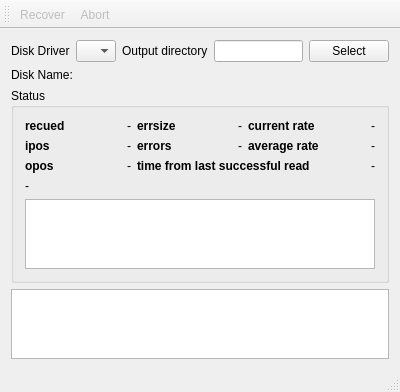
Before: the Qt Designer form mainwindow.ui in xandroalmeida/DiskRescue, drawn with Qt 5.
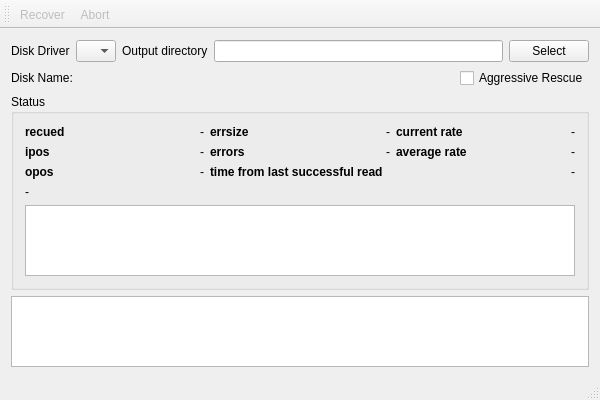
After: the same form once the commit is applied.

Commit message: aggressive mode add

The edit to the form file:
```diff
--- a/mainwindow.ui
+++ b/mainwindow.ui
@@ -6,10 +6,16 @@
    <rect>
     <x>0</x>
     <y>0</y>
-    <width>400</width>
-    <height>300</height>
+    <width>600</width>
+    <height>400</height>
    </rect>
   </property>
+  <property name="sizePolicy">
+   <sizepolicy hsizetype="Fixed" vsizetype="Fixed">
+    <horstretch>0</horstretch>
+    <verstretch>0</verstretch>
+   </sizepolicy>
+  </property>
   <property name="windowTitle">
    <string>MainWindow</string>
   </property>
@@ -99,6 +105,13 @@
         </property>
        </widget>
       </item>
+      <item>
+       <widget class="QCheckBox" name="chbAggressive">
+        <property name="text">
+         <string>Aggressive Rescue</string>
+        </property>
+       </widget>
+      </item>
      </layout>
     </item>
     <item>
@@ -303,7 +316,14 @@
         </layout>
        </item>
        <item>
-        <widget class="QGraphicsView" name="graph"/>
+        <widget class="QGraphicsView" name="graph">
+         <property name="verticalScrollBarPolicy">
+          <enum>Qt::ScrollBarAlwaysOff</enum>
+         </property>
+         <property name="horizontalScrollBarPolicy">
+          <enum>Qt::ScrollBarAlwaysOff</enum>
+         </property>
+        </widget>
        </item>
       </layout>
      </widget>
```
The commit also changes 5 other files.
